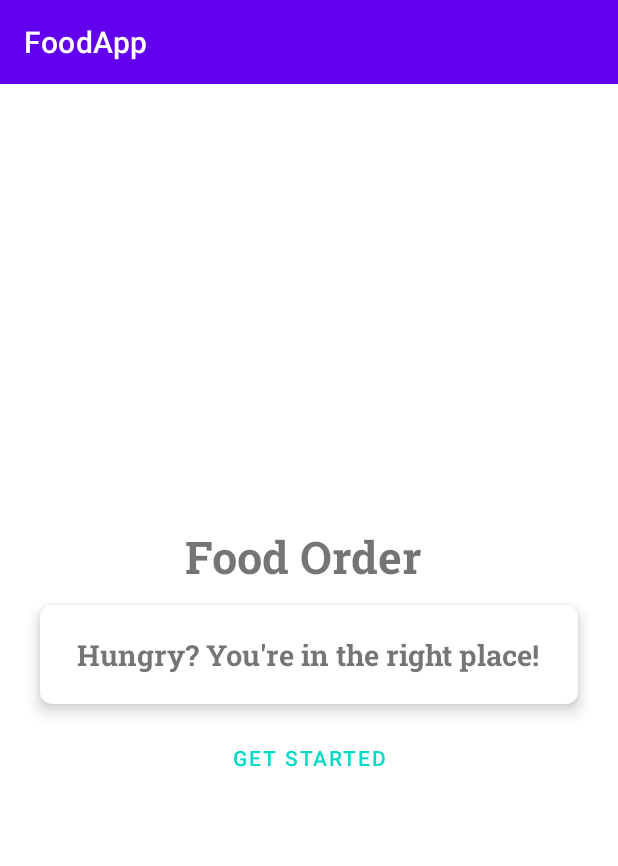
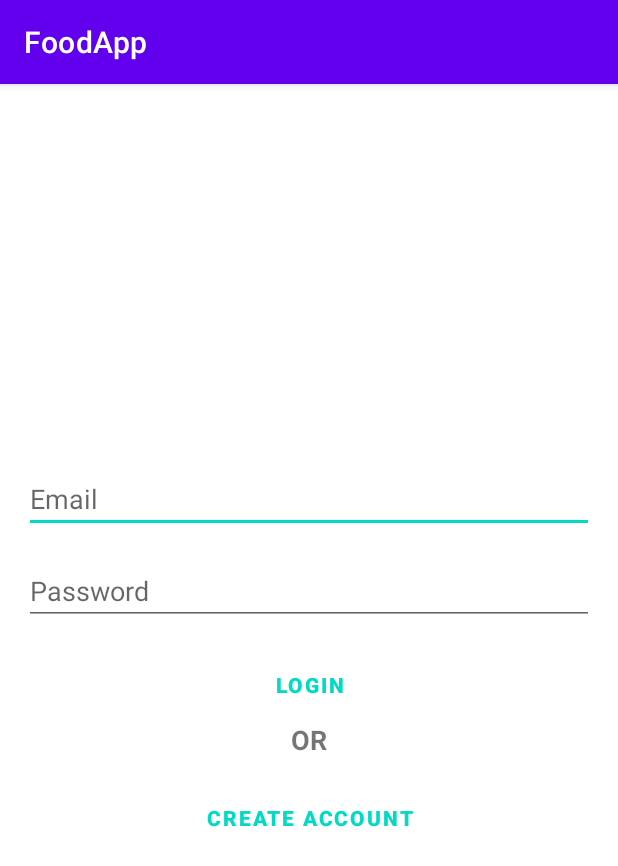
Before and after one commit to SlawomirA/FoodApp, an Android app: the screen it shows after launch (MainActivity before the commit, LoginActivity after it), after a tap on "GET STARTED", on a phone screen of 412 x 824 dp. Shown: the top 866 px of the screen. Run offline under Robolectric (Android 15) with nearby library versions, the phone set to English and light mode, and no system bars; our stand-ins replace Firebase (no records; nobody signed in at launch, a user with empty details on screens opened directly), data binding.

Commit message:
Modyfikacja:     - MainActivity.: odkomentowano możliwość przechodzenia do LoginActivity     - Manifest.: dodano aktywności do manifest. Dodano:     - LoginActivity.java, activity_login.xml (layout file)

```diff
--- a/app/src/main/AndroidManifest.xml
+++ b/app/src/main/AndroidManifest.xml
@@ -3,7 +3,10 @@
     xmlns:tools="http://schemas.android.com/tools"
     package="com.example.foodapp">
 
+    <uses-permission android:name="android.permission.INTERNET" />
+
     <application
+        android:name=".FoodApi"
         android:allowBackup="true"
         android:dataExtractionRules="@xml/data_extraction_rules"
         android:fullBackupContent="@xml/backup_rules"
@@ -13,6 +16,18 @@
         android:supportsRtl="true"
         android:theme="@style/Theme.FoodApp"
         tools:targetApi="31">
+<!--        <activity-->
+<!--            android:name=".JournalListActivity"-->
+<!--            android:exported="false" />-->
+<!--        <activity-->
+<!--            android:name=".PostJournalActivity"-->
+<!--            android:exported="false" />-->
+<!--        <activity-->
+<!--            android:name=".CreateAccountActivity"-->
+<!--            android:exported="false" />-->
+        <activity
+            android:name=".LoginActivity"
+            android:exported="false" />
         <activity
             android:name=".MainActivity"
             android:exported="true">
@@ -22,6 +37,7 @@
                 <category android:name="android.intent.category.LAUNCHER" />
             </intent-filter>
         </activity>
+
         <meta-data
             android:name="preloaded_fonts"
             android:resource="@array/preloaded_fonts" />
--- /dev/null
+++ b/app/src/main/java/com/example/foodapp/LoginActivity.java
@@ -0,0 +1,98 @@
+package com.example.foodapp;
+
+import androidx.annotation.NonNull;
+import androidx.annotation.Nullable;
+import androidx.appcompat.app.AppCompatActivity;
+import androidx.databinding.DataBindingUtil;
+
+import android.content.Intent;
+import android.os.Bundle;
+import android.text.TextUtils;
+import android.view.View;
+import android.widget.Toast;
+
+import com.example.foodapp.databinding.ActivityLoginBinding;
+import com.google.android.gms.tasks.OnFailureListener;
+import com.google.android.gms.tasks.OnSuccessListener;
+import com.google.firebase.auth.AuthResult;
+import com.google.firebase.auth.FirebaseAuth;
+import com.google.firebase.auth.FirebaseUser;
+import com.google.firebase.firestore.CollectionReference;
+import com.google.firebase.firestore.EventListener;
+import com.google.firebase.firestore.FirebaseFirestore;
+import com.google.firebase.firestore.FirebaseFirestoreException;
+import com.google.firebase.firestore.QueryDocumentSnapshot;
+import com.google.firebase.firestore.QuerySnapshot;
+
+public class LoginActivity extends AppCompatActivity {
+    ActivityLoginBinding binding;
+    FirebaseAuth auth;
+    FirebaseAuth.AuthStateListener authStateListener;
+    FirebaseUser currentUser;
+    FirebaseFirestore db = FirebaseFirestore.getInstance();
+    private CollectionReference collectionReference = db.collection("Users");
+
+    @Override
+    protected void onCreate(Bundle savedInstanceState) {
+        super.onCreate(savedInstanceState);
+        setContentView(R.layout.activity_login);
+        binding = DataBindingUtil.setContentView(this, R.layout.activity_login);
+        auth = FirebaseAuth.getInstance();
+
+//        binding.btnCreateAccount.setOnClickListener(view -> {
+//            startActivity(new Intent(LoginActivity.this, CreateAccountActivity.class));
+//        });
+
+        binding.btnLogin.setOnClickListener(view -> {
+            loginEmailPasswordUser(binding.etEmail.getText().toString().trim(),
+                    binding.etPassword.getText().toString().trim());
+        });
+    }
+
+    private void loginEmailPasswordUser(String email, String password) {
+        binding.loginProgress.setVisibility(View.VISIBLE);
+        if (!TextUtils.isEmpty(password) && !TextUtils.isEmpty(email)){
+            auth.signInWithEmailAndPassword(email, password).addOnSuccessListener(new OnSuccessListener<AuthResult>() {
+                @Override
+                public void onSuccess(AuthResult authResult) {
+                    FirebaseUser user = auth.getCurrentUser();
+                    String currentUserId = user.getUid();
+
+                    collectionReference.whereEqualTo("userId", currentUserId)
+                            .addSnapshotListener(new EventListener<QuerySnapshot>() {
+                                @Override
+                                public void onEvent(@Nullable QuerySnapshot value, @Nullable FirebaseFirestoreException error) {
+                                    //if(error != null);          //unnecessary atm
+
+                                    assert value != null;
+                                    if(!value.isEmpty()){
+                                        for (QueryDocumentSnapshot snapshot : value){
+                                            FoodApi foodApi = FoodApi.getInstance();
+                                            foodApi.setUsername(snapshot.getString("username"));
+                                            foodApi.setUserId(snapshot.getString("userId"));
+
+//                                            startActivity(new Intent(LoginActivity.this, JournalListActivity.class));
+
+                                            //finish();
+                                        }
+                                    }
+
+                                }
+                            });
+                }
+            }).addOnFailureListener(new OnFailureListener() {
+                @Override
+                public void onFailure(@NonNull Exception e) {
+                    binding.loginProgress.setVisibility(View.GONE);
+                    Toast.makeText(LoginActivity.this, "Email and/or password are incorrect", Toast.LENGTH_SHORT).show();
+
+                }
+            });
+
+        }
+        else {
+            binding.loginProgress.setVisibility(View.GONE);
+            Toast.makeText(LoginActivity.this, "Please enter email and password", Toast.LENGTH_SHORT).show();
+        }
+    }
+}
--- a/app/src/main/java/com/example/foodapp/MainActivity.java
+++ b/app/src/main/java/com/example/foodapp/MainActivity.java
@@ -81,7 +81,7 @@ public class MainActivity extends AppCompatActivity {
 
         //Get started button
         binding.btnGetStarted.setOnClickListener(view -> {
-//            startActivity(new Intent(MainActivity.this, LoginActivity.class));
+            startActivity(new Intent(MainActivity.this, LoginActivity.class));
         });
     }
 
--- /dev/null
+++ b/app/src/main/res/layout/activity_login.xml
@@ -0,0 +1,73 @@
+<?xml version="1.0" encoding="utf-8"?>
+<layout xmlns:android="http://schemas.android.com/apk/res/android"
+    xmlns:app="http://schemas.android.com/apk/res-auto"
+    xmlns:tools="http://schemas.android.com/tools">
+
+    <data>
+
+    </data>
+
+    <LinearLayout
+        android:layout_width="match_parent"
+        android:layout_height="match_parent"
+        tools:context=".LoginActivity"
+        android:gravity="center"
+        android:padding="16dp"
+        android:orientation="vertical"
+        >
+
+        <ProgressBar
+            android:id="@+id/login_progress"
+            android:layout_width="wrap_content"
+            android:layout_height="wrap_content"
+            android:visibility="gone"
+            style="?android:attr/progressBarStyleLarge" />
+
+        <AutoCompleteTextView
+            android:id="@+id/et_Email"
+            android:hint="Email"
+            android:inputType="textEmailAddress"
+            android:layout_width="match_parent"
+            android:maxLines="1"
+            android:layout_height="wrap_content" />
+
+        <EditText
+            android:id="@+id/et_password"
+            android:hint="Password"
+            android:layout_width="match_parent"
+            android:layout_height="wrap_content"
+            android:maxLines="1"
+            android:inputType="textPassword"
+            android:layout_marginTop="16dp"
+            />
+
+        <Button
+            android:id="@+id/btn_Login"
+            android:text="Login"
+            android:layout_width="match_parent"
+            android:layout_height="wrap_content"
+            android:textColor="@color/teal_200"
+            android:background="@color/transparent"
+            android:layout_marginTop="16dp"
+            android:textStyle="bold"/>
+        <TextView
+            android:id="@+id/tv_Or"
+            android:layout_width="match_parent"
+            android:layout_height="wrap_content"
+            android:textStyle="bold"
+            android:textSize="18sp"
+            android:gravity="center_horizontal"
+            android:text="OR" />
+
+        <Button
+            android:id="@+id/btn_CreateAccount"
+            android:text="Create Account"
+            android:layout_width="match_parent"
+            android:layout_height="wrap_content"
+            android:textColor="@color/teal_200"
+            android:background="@color/transparent"
+            android:layout_marginTop="16dp"
+            android:textStyle="bold"/>
+
+    </LinearLayout>
+</layout>
```
